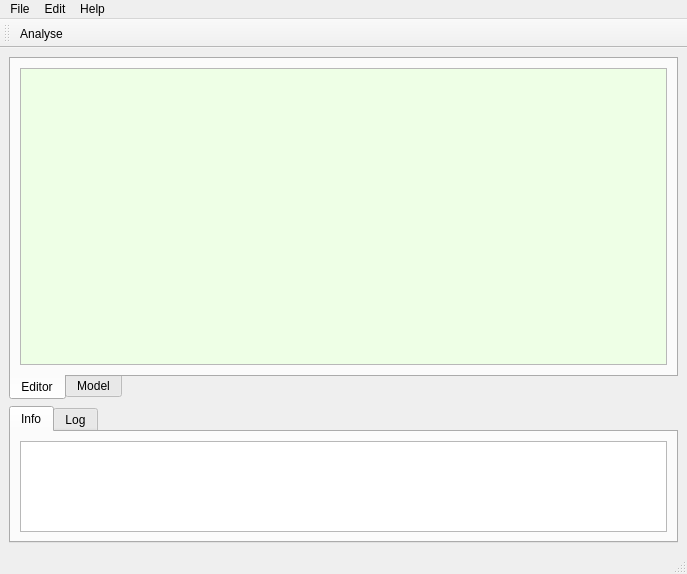
Before: the Qt Designer form adcswindow.ui in rrader/ADCS, drawn with Qt 5.
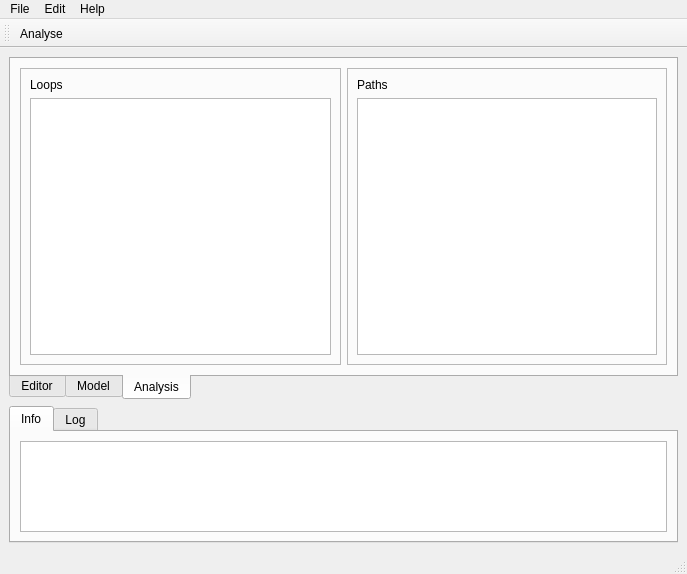
After: the same form once the commit is applied. The open tabs and pages were chosen to show the change.

Commit message: loops detection

```diff
--- a/adcswindow.ui
+++ b/adcswindow.ui
@@ -163,6 +163,67 @@
         </item>
        </layout>
       </widget>
+
+      <widget class="QWidget" name="analysisTab">
+       <property name="enabled">
+        <bool>true</bool>
+       </property>
+       <attribute name="title">
+        <string>Analysis</string>
+       </attribute>
+       <layout class="QVBoxLayout" name="tab_2_layout">
+        <item>
+         <layout class="QHBoxLayout" name="horizontalLayout" stretch="1,1">
+          <item>
+           <widget class="QFrame" name="frame">
+            <property name="frameShape">
+             <enum>QFrame::StyledPanel</enum>
+            </property>
+            <property name="frameShadow">
+             <enum>QFrame::Raised</enum>
+            </property>
+            <layout class="QVBoxLayout" name="verticalLayout_3">
+             <item>
+              <widget class="QLabel" name="label">
+               <property name="text">
+                <string>Loops</string>
+               </property>
+              </widget>
+             </item>
+             <item>
+              <widget class="QListWidget" name="listLoops"/>
+             </item>
+            </layout>
+           </widget>
+          </item>
+
+          <item>
+           <widget class="QFrame" name="frame">
+            <property name="frameShape">
+             <enum>QFrame::StyledPanel</enum>
+            </property>
+            <property name="frameShadow">
+             <enum>QFrame::Raised</enum>
+            </property>
+            <layout class="QVBoxLayout" name="verticalLayout_3">
+             <item>
+              <widget class="QLabel" name="label">
+               <property name="text">
+                <string>Paths</string>
+               </property>
+              </widget>
+             </item>
+             <item>
+              <widget class="QListWidget" name="listPaths"/>
+             </item>
+            </layout>
+           </widget>
+          </item>
+         </layout>
+        </item>
+       </layout>
+      </widget>
+
      </widget>
     </item>
     <item>
```
Left out of the diff: 1 changed line with no effect on the pictures. The commit also changes 3 other files.
